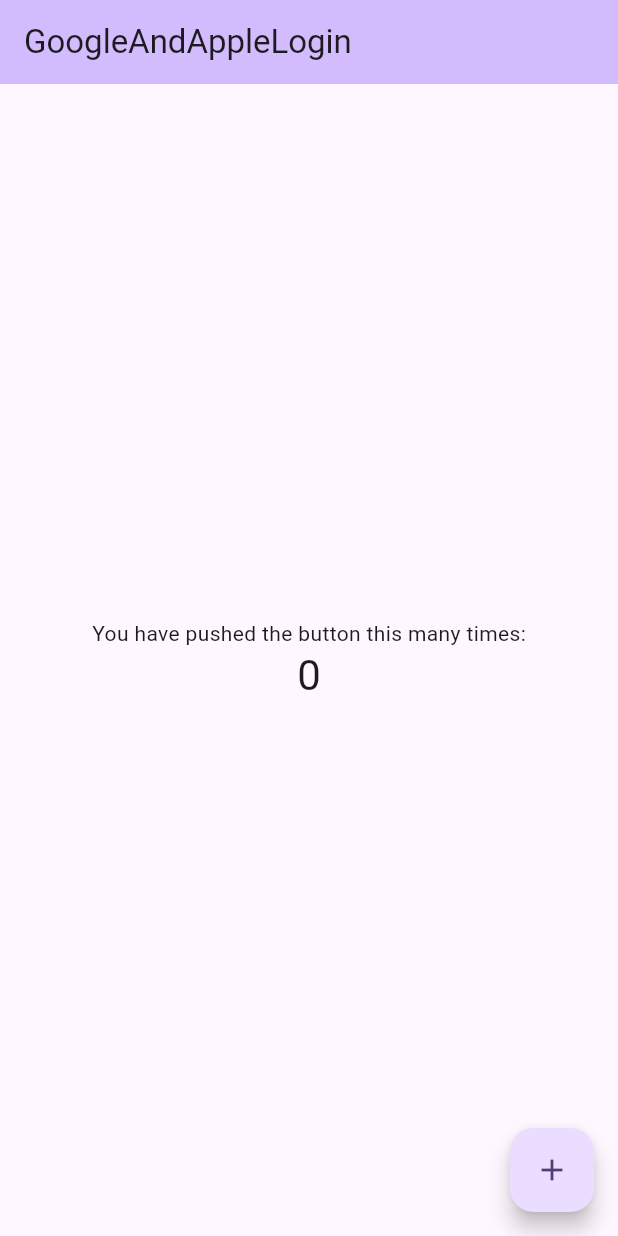
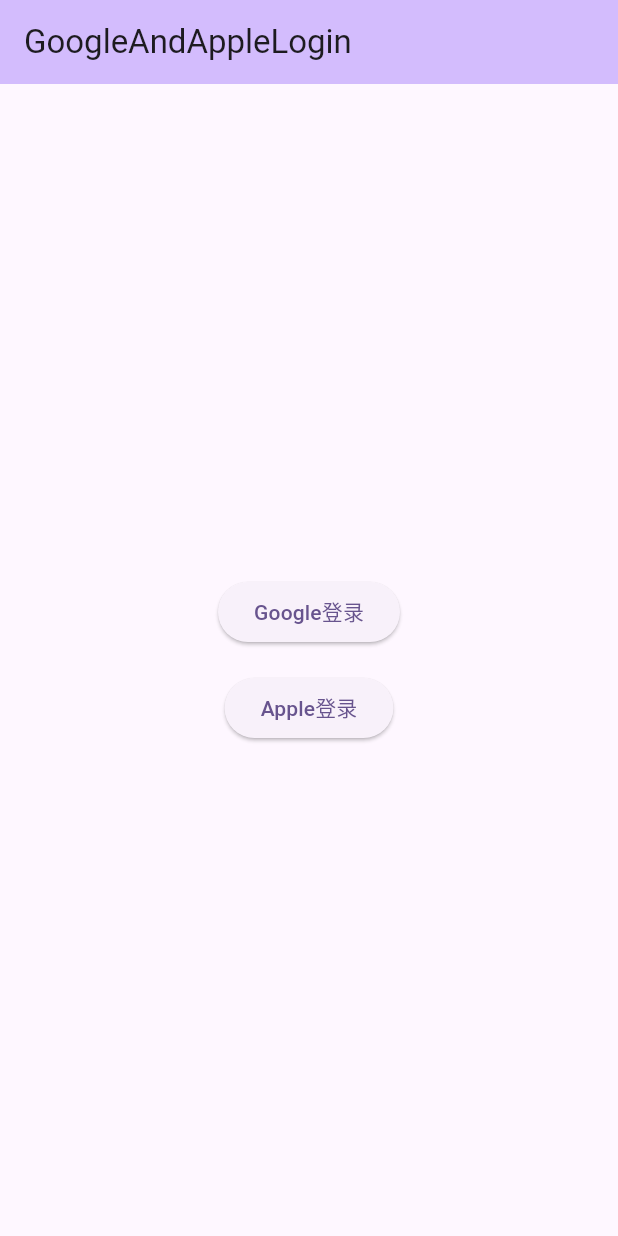
Before and after one commit to iljt/login, a Flutter app: the screen it shows after launch, on a phone screen of 412 x 824 dp. Run offline on Flutter 3.47's test engine with Material 3 defaults, Android fonts, the phone set to English and light mode, and no system bars; our stand-ins replace firebase_auth, firebase_core, google_sign_in; accounts and stored records are empty.

Commit message:
1、Android集成Google登录 2、Ios集成Google登录

```diff
--- a/lib/main.dart
+++ b/lib/main.dart
@@ -1,6 +1,7 @@
 import 'package:firebase_core/firebase_core.dart';
 import 'package:flutter/material.dart';
 import 'firebase_options.dart';
+import 'login_util.dart';
 
 Future<void> main() async {
   // main函数中有await时，需要先调用此方法否则会有警告
@@ -17,6 +18,7 @@ class MyApp extends StatelessWidget {
   @override
   Widget build(BuildContext context) {
     return MaterialApp(
+      debugShowCheckedModeBanner: false,
       title: 'GoogleAndAppleLogin',
       theme: ThemeData(
         colorScheme: ColorScheme.fromSeed(seedColor: Colors.deepPurple),
@@ -57,21 +59,31 @@ class _MyHomePageState extends State<MyHomePage> {
         child: Column(
           mainAxisAlignment: MainAxisAlignment.center,
           children: <Widget>[
-            const Text(
-              'You have pushed the button this many times:',
+            ElevatedButton(
+              onPressed: () async {
+                // 登录按钮点击事件
+                print('Google login clcik');
+                var user = LoginUtil.currentUser();
+                if (user != null) {
+                  print("user== $user");
+                  await LoginUtil.signOut();
+                }
+                String? token = await LoginUtil.signInWithGoogle();
+                print("token== $token");
+              },
+              child: const Text('Google登录'),
             ),
-            Text(
-              '$_counter',
-              style: Theme.of(context).textTheme.headlineMedium,
+           const SizedBox(height: 16), // 按钮之间的间距
+            ElevatedButton(
+              onPressed: () {
+                // 注册按钮点击事件
+                print('Apple login clcik');
+              },
+              child: const Text('Apple登录'),
             ),
           ],
         ),
       ),
-      floatingActionButton: FloatingActionButton(
-        onPressed: _incrementCounter,
-        tooltip: 'Increment',
-        child: const Icon(Icons.add),
-      ), // This trailing comma makes auto-formatting nicer for build methods.
     );
   }
 }
--- a/pubspec.yaml
+++ b/pubspec.yaml
@@ -14,6 +14,8 @@ dependencies:
 
   cupertino_icons: ^1.0.8
   firebase_core: ^3.8.1
+  firebase_auth: ^5.3.4
+  google_sign_in: ^6.2.2
 
 dev_dependencies:
   flutter_test:
```
Also changed, not shown: lib/login_util.dart (added, +38 -0 lines), pubspec.lock, 2 other files.
